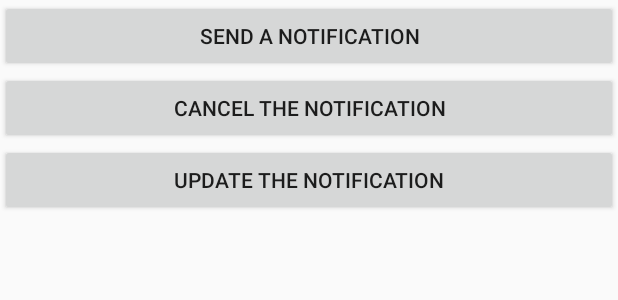
After one commit to johnnkp/AndroidDevelopmentTester_4.4KitKat, an Android app: the layout notification_demo.xml on its own in the app's theme, with its tools: preview values and no code run, on a phone screen of 412 x 824 dp. The commit adds this screen. Shown: the top 300 px of the screen. Run offline under Robolectric (Android 15) with nearby library versions, the phone set to English and light mode, and no system bars.

Commit message:
Add notification tester

```diff
--- /dev/null
+++ b/app/src/main/res/layout/notification_demo.xml
@@ -0,0 +1,24 @@
+<?xml version="1.0" encoding="utf-8"?>
+<LinearLayout xmlns:android="http://schemas.android.com/apk/res/android"
+    android:layout_width="fill_parent"
+    android:layout_height="fill_parent"
+    android:orientation="vertical">
+
+    <Button
+        android:id="@+id/start"
+        android:layout_width="fill_parent"
+        android:layout_height="wrap_content"
+        android:text="@string/start_note" />
+
+    <Button
+        android:id="@+id/cancel"
+        android:layout_width="fill_parent"
+        android:layout_height="wrap_content"
+        android:text="@string/cancel_note" />
+
+    <Button
+        android:id="@+id/update"
+        android:layout_width="fill_parent"
+        android:layout_height="wrap_content"
+        android:text="@string/update_note" />
+</LinearLayout>
--- a/app/src/main/res/values/strings.xml
+++ b/app/src/main/res/values/strings.xml
@@ -289,4 +289,8 @@
 
     <string name="stop_service">To stop a Service</string>
     <string name="start_service">To start a Service</string>
+
+    <string name="start_note">Send a notification</string>
+    <string name="cancel_note">Cancel the notification</string>
+    <string name="update_note">Update the notification</string>
 </resources>
```
Also changed, not shown: app/src/main/AndroidManifest.xml (+15 -0 lines), app/src/main/java/hkcc/ccn3165/notificationdemo/MainActivity.java (added, +161 -0 lines), app/src/main/java/hkcc/ccn3165/notificationdemo/NotificationView.java (added, +15 -0 lines), app/src/main/res/layout/notification_content.xml (added, +11 -0 lines), app/src/main/res/drawable/messenger.png (added), app/src/main/res/drawable/messenger2.png (added), app/src/main/res/drawable/notification.png (added).
